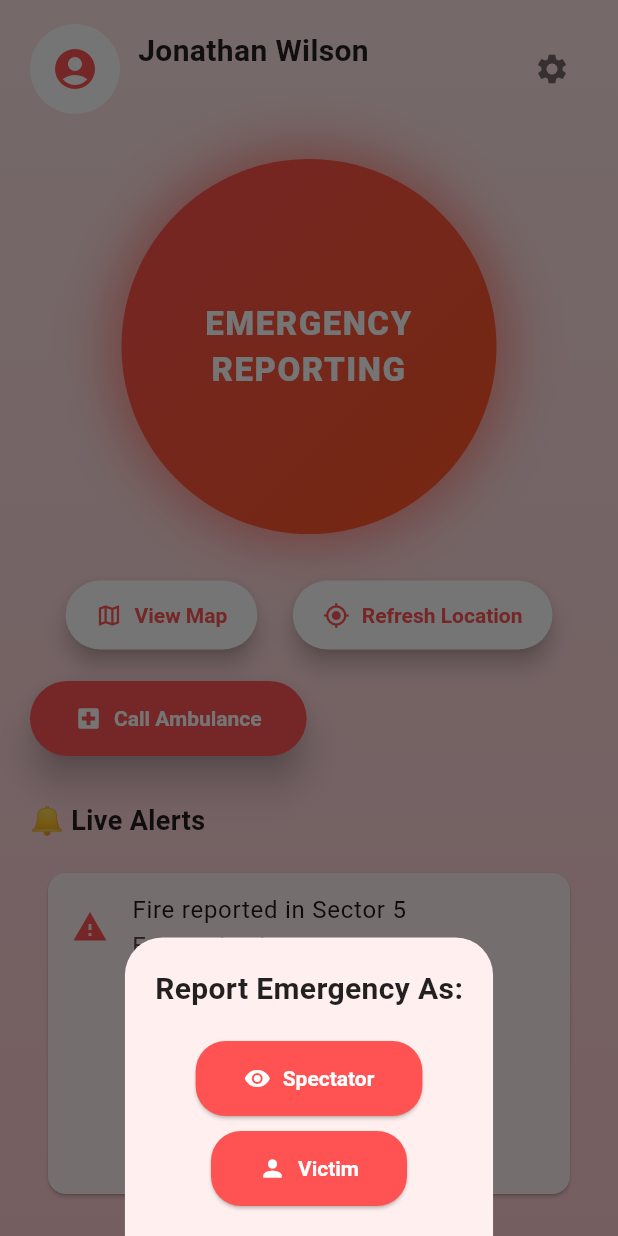
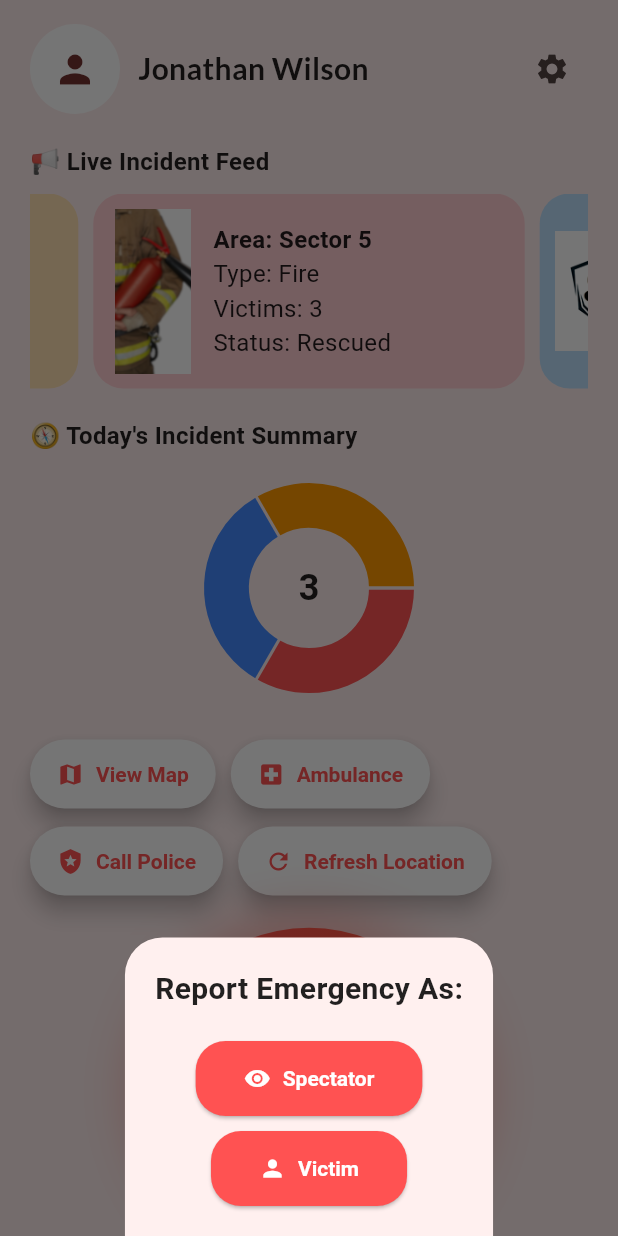
Before and after one commit to NabiulIslamNabil/ResQ-FrontEnd, a Flutter app: the CivilianDashboard screen opened by its route, after a tap on an icon or button, on a phone screen of 412 x 824 dp. Run offline on Flutter 3.47's test engine with Material 3 defaults, Android fonts, the phone set to English and light mode, and no system bars; drawn by our look-alikes of carousel_slider, fl_chart; our stand-ins replace geolocator, google_fonts; missing offline and left inert: app_settings.

Commit message:
some small chnages in civilian dashboard

```diff
--- a/lib/civilian_dashboard.dart
+++ b/lib/civilian_dashboard.dart
@@ -1,25 +1,57 @@
 import 'dart:async';
-import 'dart:ui';
 import 'package:flutter/material.dart';
 import 'package:geolocator/geolocator.dart';
 import 'package:app_settings/app_settings.dart';
+import 'package:google_fonts/google_fonts.dart';
+import 'package:carousel_slider/carousel_slider.dart';
+import 'package:fl_chart/fl_chart.dart';
 
 class CivilianDashboard extends StatefulWidget {
   const CivilianDashboard({super.key});
+
   @override
   State<CivilianDashboard> createState() => _CivilianDashboardState();
 }
 
-class _CivilianDashboardState extends State<CivilianDashboard> {
+class _CivilianDashboardState extends State<CivilianDashboard> with TickerProviderStateMixin {
   String _location = 'Fetching location...';
   late Timer _timer;
   final String _userFullName = 'Jonathan Wilson';
   bool _showLocation = false;
+  late AnimationController _sosController;
+
+  final List<Map<String, dynamic>> incidents = [
+    {
+      "area": "Sector 5",
+      "type": "Fire",
+      "victims": 3,
+      "status": "Rescued",
+      "image": "assets/firefighter.png",
+    },
+    {
+      "area": "Zone 9",
+      "type": "Flood",
+      "victims": 5,
+      "status": "Ongoing",
+      "image": "assets/logo.png",
+    },
+    {
+      "area": "Area X",
+      "type": "Gas Leak",
+      "victims": 2,
+      "status": "Rescued",
+      "image": "assets/logo.png",
+    },
+  ];
 
   @override
   void initState() {
     super.initState();
     _initializeLocationUpdates();
+    _sosController = AnimationController(
+      vsync: this,
+      duration: const Duration(seconds: 1),
+    )..repeat(reverse: true);
   }
 
   Future<void> _initializeLocationUpdates() async {
@@ -74,128 +106,153 @@ class _CivilianDashboardState extends State<CivilianDashboard> {
     }
   }
 
+  List<PieChartSectionData> buildChartData() {
+    final Map<String, int> typeCounts = {};
+    for (var i in incidents) {
+      typeCounts[i["type"]] = (typeCounts[i["type"]] ?? 0) + 1;
+    }
+    final colors = [Colors.redAccent, Colors.blueAccent, Colors.orange];
+    int index = 0;
+
+    return typeCounts.entries.map((entry) {
+      final color = colors[index++ % colors.length];
+      return PieChartSectionData(
+        color: color,
+        value: entry.value.toDouble(),
+        title: '',
+        radius: 30,
+      );
+    }).toList();
+  }
+
   @override
   void dispose() {
     _timer.cancel();
+    _sosController.dispose();
     super.dispose();
-  }
-
-  void _showEmergencyPopup() {
-    showModalBottomSheet(
-      context: context,
-      shape: const RoundedRectangleBorder(
-        borderRadius: BorderRadius.vertical(top: Radius.circular(25)),
-      ),
-      builder: (_) => Padding(
-        padding: const EdgeInsets.all(20),
-        child: Column(
-          mainAxisSize: MainAxisSize.min,
-          children: [
-            const Text('Report Emergency As:', style: TextStyle(fontSize: 20, fontWeight: FontWeight.bold)),
-            const SizedBox(height: 20),
-            ElevatedButton.icon(
-              icon: const Icon(Icons.remove_red_eye),
-              label: const Text('Spectator'),
-              onPressed: () {
-                // Navigate to SpectatorPage
-              },
-              style: ElevatedButton.styleFrom(backgroundColor: Colors.redAccent),
-            ),
-            const SizedBox(height: 10),
-            ElevatedButton.icon(
-              icon: const Icon(Icons.person),
-              label: const Text('Victim'),
-              onPressed: () {
-                // Navigate to VictimPage
-              },
-              style: ElevatedButton.styleFrom(backgroundColor: Colors.redAccent),
-            ),
-          ],
-        ),
-      ),
-    );
-  }
-
-  void _showUserInfoDialog() {
-    showDialog(
-      context: context,
-      builder: (_) => AlertDialog(
-        shape: RoundedRectangleBorder(borderRadius: BorderRadius.circular(20)),
-        title: const Text('Account Details'),
-        content: Column(
-          mainAxisSize: MainAxisSize.min,
-          children: [
-            Text('👤 Full Name: $_userFullName'),
-            const SizedBox(height: 10),
-            Text('📍 Current Location: $_location'),
-          ],
-        ),
-        actions: [
-          TextButton(onPressed: () => Navigator.pop(context), child: const Text('Close')),
-        ],
-      ),
-    );
   }
 
   @override
   Widget build(BuildContext context) {
     return Scaffold(
-      backgroundColor: Colors.white,
-      body: Container(
-        decoration: const BoxDecoration(
-          gradient: LinearGradient(
-            colors: [Color(0xFFFFE5E5), Color(0xFFFFCDD2)],
-            begin: Alignment.topCenter,
-            end: Alignment.bottomCenter,
-          ),
-        ),
-        child: SafeArea(
+      backgroundColor: const Color(0xFFFDECEC),
+      body: SafeArea(
         child: Padding(
           padding: const EdgeInsets.symmetric(horizontal: 20, vertical: 16),
           child: Column(
             crossAxisAlignment: CrossAxisAlignment.start,
             children: [
+              // Header
               Row(
                 children: [
-                    CircleAvatar(
-                      radius: 30,
-                      backgroundColor: Colors.white,
-                      child: Icon(Icons.account_circle, size: 32, color: Colors.redAccent),
-                    ),
+                  CircleAvatar(radius: 30, backgroundColor: Colors.white, child: Icon(Icons.person, size: 30)),
                   const SizedBox(width: 12),
                   Expanded(
-                      child: GestureDetector(
-                        onTap: _showUserInfoDialog,
                     child: Column(
                       crossAxisAlignment: CrossAxisAlignment.start,
                       children: [
-                            Text(_userFullName,
-                                style: const TextStyle(
-                                    fontSize: 20, fontWeight: FontWeight.bold, color: Colors.black87)),
-                            const SizedBox(height: 4),
-                            AnimatedOpacity(
-                              opacity: _showLocation ? 1.0 : 0.0,
-                              duration: const Duration(milliseconds: 800),
-                              child: Text('📍 $_location',
-                                  style: const TextStyle(fontSize: 14, color: Colors.black54)),
+                        Text(_userFullName, style: GoogleFonts.lato(fontSize: 20, fontWeight: FontWeight.bold)),
+                        if (_showLocation)
+                          Text("📍 $_location",
+                              style: GoogleFonts.lato(fontSize: 13, color: Colors.black87)),
+                      ],
                     ),
+                  ),
+                  IconButton(icon: const Icon(Icons.settings), onPressed: () {}),
+                ],
+              ),
+              const SizedBox(height: 20),
+
+              // Incident Widget
+              const Text("📢 Live Incident Feed", style: TextStyle(fontWeight: FontWeight.bold)),
+              const SizedBox(height: 10),
+              CarouselSlider(
+                items: incidents.map((i) {
+                  final bgColor = i["type"] == "Fire"
+                      ? Colors.red.shade100
+                      : i["type"] == "Flood"
+                          ? Colors.blue.shade100
+                          : Colors.orange.shade100;
+                  return Container(
+                    margin: const EdgeInsets.symmetric(horizontal: 5),
+                    decoration: BoxDecoration(
+                      color: bgColor,
+                      borderRadius: BorderRadius.circular(20),
+                    ),
+                    child: Row(
+                      children: [
+                        Padding(
+                          padding: const EdgeInsets.all(10),
+                          child: Image.asset(i["image"], width: 60),
+                        ),
+                        Expanded(
+                          child: Column(
+                            mainAxisAlignment: MainAxisAlignment.center,
+                            crossAxisAlignment: CrossAxisAlignment.start,
+                            children: [
+                              Text("Area: ${i["area"]}", style: const TextStyle(fontWeight: FontWeight.bold)),
+                              Text("Type: ${i["type"]}"),
+                              Text("Victims: ${i["victims"]}"),
+                              Text("Status: ${i["status"]}"),
+                            ],
+                          ),
+                        ),
+                      ],
+                    ),
+                  );
+                }).toList(),
+                options: CarouselOptions(autoPlay: true, height: 130),
+              ),
+
+              const SizedBox(height: 20),
+
+              // Donut Chart
+              const Text("🧭 Today's Incident Summary", style: TextStyle(fontWeight: FontWeight.bold)),
+              const SizedBox(height: 10),
+              Center(
+                child: SizedBox(
+                  height: 160,
+                  child: Stack(
+                    alignment: Alignment.center,
+                    children: [
+                      PieChart(PieChartData(
+                        sections: buildChartData(),
+                        centerSpaceRadius: 40,
+                        sectionsSpace: 2,
+                      )),
+                      Text("${incidents.length}",
+                          style: const TextStyle(fontWeight: FontWeight.bold, fontSize: 24)),
                     ],
                   ),
                 ),
               ),
-                    IconButton(
-                      icon: const Icon(Icons.settings, color: Colors.black54),
-                      onPressed: () {},
-                    )
+
+              const SizedBox(height: 20),
+
+              // Buttons
+              Wrap(
+                spacing: 10,
+                runSpacing: 10,
+                children: [
+                  _buildActionButton(Icons.map, "View Map", () {}),
+                  _buildActionButton(Icons.local_hospital, "Ambulance", () {}),
+                  _buildActionButton(Icons.local_police, "Call Police", () {}),
+                  _buildActionButton(Icons.refresh, "Refresh Location", _fetchLocation),
                 ],
               ),
+
               const SizedBox(height: 30),
+
+              // Emergency Button
               Center(
+                child: ScaleTransition(
+                  scale: Tween(begin: 1.0, end: 1.1)
+                      .animate(CurvedAnimation(parent: _sosController, curve: Curves.easeInOut)),
                   child: GestureDetector(
-                    onTap: _showEmergencyPopup,
+                    onTap: () => _showEmergencyPopup(),
                     child: Container(
-                      width: 250,
-                      height: 250,
+                      width: 200,
+                      height: 200,
                       decoration: BoxDecoration(
                         shape: BoxShape.circle,
                         gradient: const LinearGradient(
@@ -204,103 +261,64 @@ class _CivilianDashboardState extends State<CivilianDashboard> {
                           end: Alignment.bottomRight,
                         ),
                         boxShadow: [
-                          BoxShadow(
-                            color: Colors.red.withOpacity(0.5),
-                            blurRadius: 30,
-                            spreadRadius: 8,
-                          ),
+                          BoxShadow(color: Colors.red.withOpacity(0.4), blurRadius: 30, spreadRadius: 5),
                         ],
                       ),
                       child: const Center(
-                        child: Text(
-                          'EMERGENCY\nREPORTING',
+                        child: Text('EMERGENCY\nREPORTING',
                             textAlign: TextAlign.center,
-                          style: TextStyle(
-                              color: Colors.white,
-                              fontSize: 22,
-                              fontWeight: FontWeight.w900,
-                              letterSpacing: 1),
+                            style: TextStyle(color: Colors.white, fontSize: 20, fontWeight: FontWeight.bold)),
                       ),
                     ),
                   ),
                 ),
               ),
-                const SizedBox(height: 30),
-                Row(
-                  mainAxisAlignment: MainAxisAlignment.spaceEvenly,
-                  children: [
-                    ElevatedButton.icon(
-                      onPressed: () {},
-                      icon: const Icon(Icons.map_outlined),
-                      label: const Text("View Map"),
-                      style: ElevatedButton.styleFrom(
-                        backgroundColor: Colors.white,
-                        foregroundColor: Colors.redAccent,
-                        padding: const EdgeInsets.symmetric(horizontal: 20, vertical: 14),
-                        shape: RoundedRectangleBorder(borderRadius: BorderRadius.circular(30)),
-                        elevation: 6,
-                      ),
-                    ),
-                    ElevatedButton.icon(
-                      onPressed: _fetchLocation,
-                      icon: const Icon(Icons.gps_fixed),
-                      label: const Text("Refresh Location"),
-                      style: ElevatedButton.styleFrom(
-                        backgroundColor: Colors.white,
-                        foregroundColor: Colors.redAccent,
-                        padding: const EdgeInsets.symmetric(horizontal: 20, vertical: 14),
-                        shape: RoundedRectangleBorder(borderRadius: BorderRadius.circular(30)),
-                        elevation: 6,
-                      ),
-                    ),
             ],
-                ),
-                const SizedBox(height: 20),
-                ElevatedButton.icon(
-                  onPressed: () {},
-                  icon: const Icon(Icons.local_hospital),
-                  label: const Text("Call Ambulance"),
-                  style: ElevatedButton.styleFrom(
-                    backgroundColor: Colors.redAccent,
-                    foregroundColor: Colors.white,
-                    padding: const EdgeInsets.symmetric(horizontal: 30, vertical: 16),
-                    shape: RoundedRectangleBorder(borderRadius: BorderRadius.circular(30)),
-                    elevation: 10,
-                  ),
-                ),
-                const SizedBox(height: 30),
-                const Text(
-                  "🔔 Live Alerts",
-                  style: TextStyle(fontSize: 18, fontWeight: FontWeight.bold, color: Colors.black87),
-                ),
-                const SizedBox(height: 10),
-                Expanded(
-                  child: PageView(
-                    children: const [
-                      Card(
-                        margin: EdgeInsets.all(12),
-                        child: ListTile(
-                          leading: Icon(Icons.warning, color: Colors.redAccent),
-                          title: Text("Fire reported in Sector 5"),
-                          subtitle: Text("Evacuation in progress"),
-                        ),
-                      ),
-                      Card(
-                        margin: EdgeInsets.all(12),
-                        child: ListTile(
-                          leading: Icon(Icons.flood, color: Colors.blueAccent),
-                          title: Text("Flood warning issued"),
-                          subtitle: Text("Rising water levels in Zone 9"),
-                        ),
-                      ),
-                    ],
-                  ),
-                )
-              ],
-            ),
           ),
         ),
       ),
     );
   }
+
+  Widget _buildActionButton(IconData icon, String label, VoidCallback onPressed) {
+    return ElevatedButton.icon(
+      onPressed: onPressed,
+      icon: Icon(icon),
+      label: Text(label),
+      style: ElevatedButton.styleFrom(
+        backgroundColor: Colors.white,
+        foregroundColor: Colors.redAccent,
+        padding: const EdgeInsets.symmetric(horizontal: 18, vertical: 14),
+        shape: RoundedRectangleBorder(borderRadius: BorderRadius.circular(30)),
+        elevation: 6,
+      ),
+    );
   }
+
+  void _showEmergencyPopup() {
+    showModalBottomSheet(
+      context: context,
+      shape: const RoundedRectangleBorder(borderRadius: BorderRadius.vertical(top: Radius.circular(25))),
+      builder: (_) => Padding(
+        padding: const EdgeInsets.all(20),
+        child: Column(mainAxisSize: MainAxisSize.min, children: [
+          const Text('Report Emergency As:', style: TextStyle(fontSize: 20, fontWeight: FontWeight.bold)),
+          const SizedBox(height: 20),
+          ElevatedButton.icon(
+            icon: const Icon(Icons.remove_red_eye),
+            label: const Text('Spectator'),
+            onPressed: () {}, // TODO
+            style: ElevatedButton.styleFrom(backgroundColor: Colors.redAccent),
+          ),
+          const SizedBox(height: 10),
+          ElevatedButton.icon(
+            icon: const Icon(Icons.person),
+            label: const Text('Victim'),
+            onPressed: () {}, // TODO
+            style: ElevatedButton.styleFrom(backgroundColor: Colors.redAccent),
+          ),
+        ]),
+      ),
+    );
+  }
+}
```
Also changed, not shown: pubspec.yaml (+4 -3 lines), pubspec.lock, 1 other file. Lines whose indentation alone changed are shown as unchanged.
